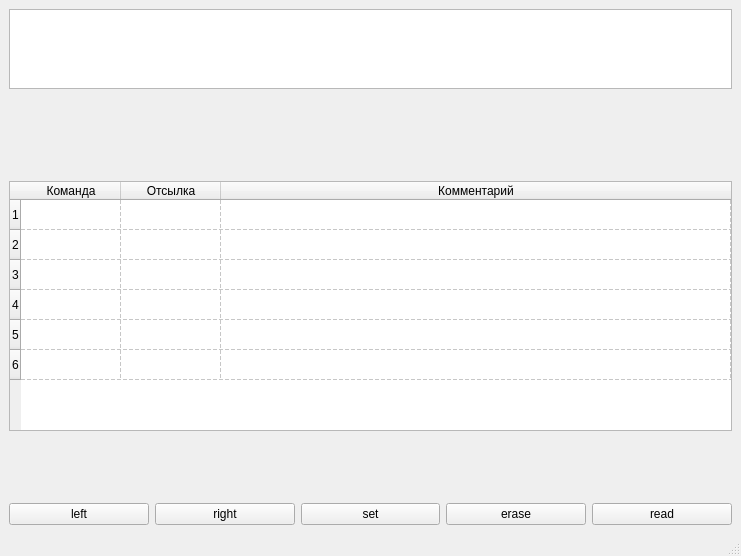
Old version of the form wmain.ui in the repository adm-academic/CPP_Qt5_Post_Machine.
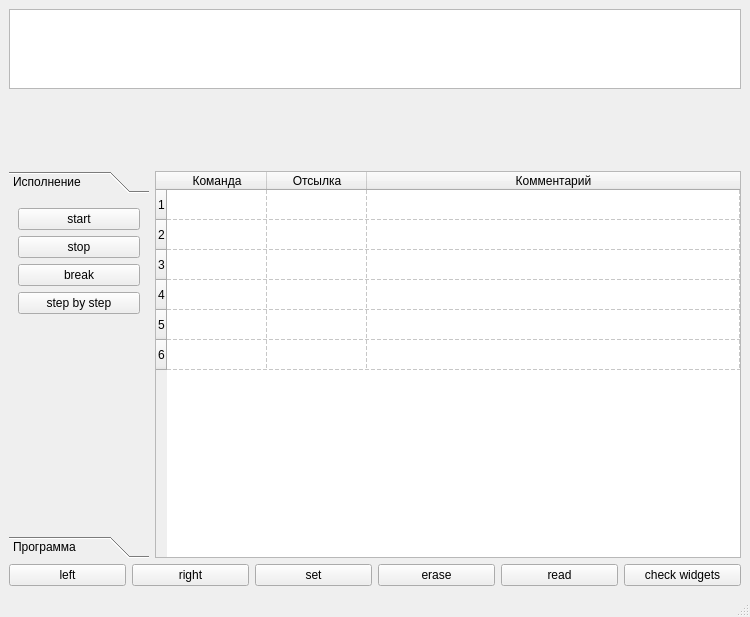
New version of the form. Custom widgets are drawn as their Qt base class.

Diff of the .ui file:
```diff
--- a/wmain.ui
+++ b/wmain.ui
@@ -6,8 +6,8 @@
    <rect>
     <x>0</x>
     <y>0</y>
-    <width>741</width>
-    <height>556</height>
+    <width>750</width>
+    <height>617</height>
    </rect>
   </property>
   <property name="windowTitle">
@@ -38,19 +38,153 @@
         <property name="minimumSize">
          <size>
           <width>300</width>
-          <height>80</height>
+          <height>70</height>
          </size>
         </property>
        </widget>
       </item>
      </layout>
+    </item>
+    <item>
+     <layout class="QHBoxLayout" name="horizontalLayout_3">
+      <item>
+       <widget class="QToolBox" name="toolBox">
+        <property name="maximumSize">
+         <size>
+          <width>140</width>
+          <height>16777215</height>
+         </size>
+        </property>
+        <property name="currentIndex">
+         <number>0</number>
+        </property>
+        <widget class="QWidget" name="page">
+         <property name="geometry">
+          <rect>
+           <x>0</x>
+           <y>0</y>
+           <width>140</width>
+           <height>264</height>
+          </rect>
+         </property>
+         <attribute name="label">
+          <string>Исполнение</string>
+         </attribute>
+         <layout class="QVBoxLayout" name="verticalLayout_3">
+          <item>
+           <widget class="QPushButton" name="pb_start">
+            <property name="text">
+             <string>start</string>
+            </property>
+           </widget>
+          </item>
+          <item>
+           <widget class="QPushButton" name="pb_stop">
+            <property name="text">
+             <string>stop</string>
+            </property>
+           </widget>
+          </item>
+          <item>
+           <widget class="QPushButton" name="pb_break">
+            <property name="text">
+             <string>break</string>
+            </property>
+           </widget>
+          </item>
+          <item>
+           <widget class="QPushButton" name="pb_step_by_step">
+            <property name="text">
+             <string>step by step</string>
+            </property>
+           </widget>
+          </item>
+          <item>
+           <spacer name="verticalSpacer_3">
+            <property name="orientation">
+             <enum>Qt::Vertical</enum>
+            </property>
+            <property name="sizeHint" stdset="0">
+             <size>
+              <width>20</width>
+              <height>40</height>
+             </size>
+            </property>
+           </spacer>
+          </item>
+         </layout>
+        </widget>
+        <widget class="QWidget" name="tbp_program">
+         <property name="geometry">
+          <rect>
+           <x>0</x>
+           <y>0</y>
+           <width>140</width>
+           <height>264</height>
+          </rect>
+         </property>
+         <attribute name="label">
+          <string>Программа</string>
+         </attribute>
+         <layout class="QVBoxLayout" name="verticalLayout_4">
+          <item>
+           <widget class="QPushButton" name="pb_append">
+            <property name="text">
+             <string>append</string>
+            </property>
+           </widget>
+          </item>
+          <item>
+           <widget class="QPushButton" name="pb_insert">
+            <property name="text">
+             <string>insert</string>
+            </property>
+           </widget>
+          </item>
+          <item>
+           <widget class="QPushButton" name="pb_delete">
+            <property name="text">
+             <string>delete</string>
+            </property>
+           </widget>
+          </item>
+          <item>
+           <widget class="QPushButton" name="pb_move_up">
+            <property name="text">
+             <string>move ^ up</string>
+            </property>
+           </widget>
+          </item>
+          <item>
+           <widget class="QPushButton" name="pb_move_down">
+            <property name="text">
+             <string>move v down</string>
+            </property>
+           </widget>
+          </item>
+          <item>
+           <spacer name="verticalSpacer">
+            <property name="orientation">
+             <enum>Qt::Vertical</enum>
+            </property>
+            <property name="sizeHint" stdset="0">
+             <size>
+              <width>20</width>
+              <height>40</height>
+             </size>
+            </property>
+           </spacer>
+          </item>
+         </layout>
+        </widget>
+       </widget>
     </item>
     <item>
      <widget class="Post_Program" name="program_widget">
       <property name="minimumSize">
        <size>
         <width>0</width>
-        <height>250</height>
+          <height>300</height>
        </size>
       </property>
       <property name="editTriggers">
@@ -62,9 +196,6 @@
       <property name="selectionBehavior">
        <enum>QAbstractItemView::SelectRows</enum>
       </property>
-      <property name="showGrid">
-       <bool>true</bool>
-      </property>
       <property name="gridStyle">
        <enum>Qt::DashLine</enum>
       </property>
@@ -103,18 +234,7 @@
       </column>
      </widget>
     </item>
-    <item>
-     <spacer name="verticalSpacer">
-      <property name="orientation">
-       <enum>Qt::Vertical</enum>
-      </property>
-      <property name="sizeHint" stdset="0">
-       <size>
-        <width>20</width>
-        <height>40</height>
-       </size>
-      </property>
-     </spacer>
+     </layout>
     </item>
     <item>
      <layout class="QHBoxLayout" name="horizontalLayout">
@@ -153,6 +273,13 @@
         </property>
        </widget>
       </item>
+      <item>
+       <widget class="QPushButton" name="pushButton">
+        <property name="text">
+         <string>check widgets</string>
+        </property>
+       </widget>
+      </item>
      </layout>
     </item>
    </layout>
```
Left out of the diff: 4 changed lines with no effect on the pictures. Lines whose indentation alone changed are shown as unchanged.
